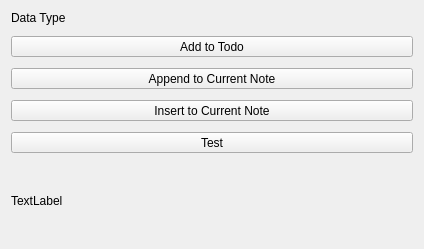
First picture: the form in src/Comm/ReceiveShare.ui, repository ic005k/Knot-Legacy, before the edit.
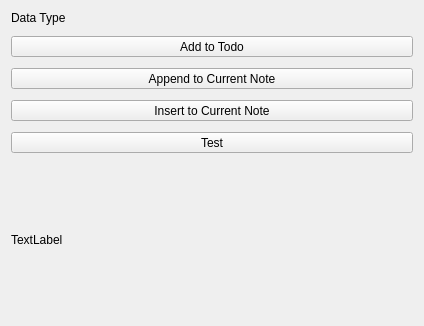
Second picture: the form after the edit.

Diff of the .ui file:
```diff
--- a/src/Comm/ReceiveShare.ui
+++ b/src/Comm/ReceiveShare.ui
@@ -7,7 +7,7 @@
     <x>0</x>
     <y>0</y>
     <width>424</width>
-    <height>249</height>
+    <height>326</height>
    </rect>
   </property>
   <property name="sizePolicy">
```
